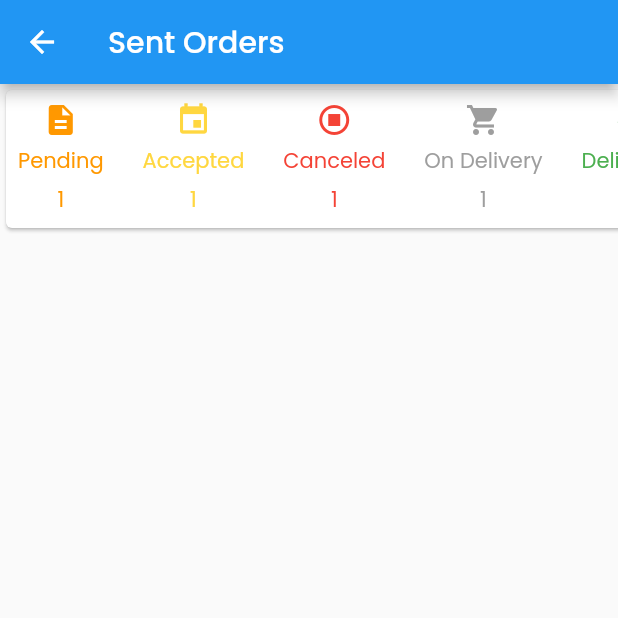
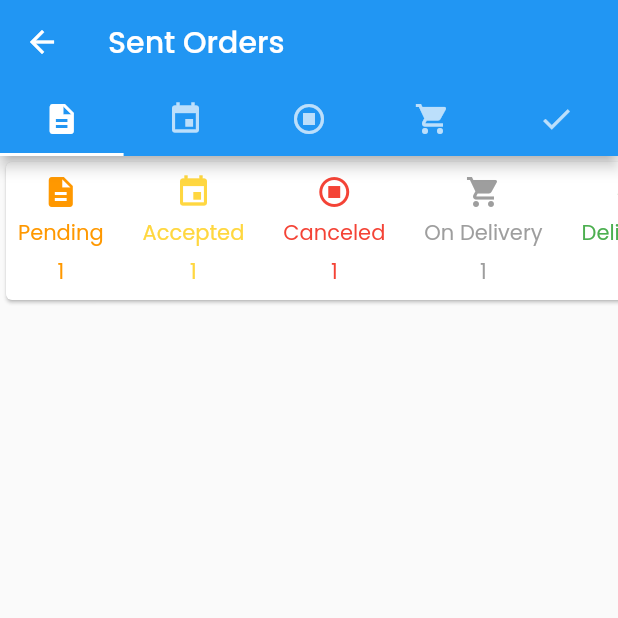
Before and after one commit to finalprojectG34/flutter, a Flutter app: the SentOrders screen opened directly, on a phone screen of 412 x 824 dp, the top half of it. Run offline on Flutter 3.47's test engine with Material 2 defaults, Android fonts, the phone set to English and light mode, and no system bars; drawn by our look-alikes of group_button; our stand-ins replace carousel_slider, dropdown_button2, equatable, firebase_auth, firebase_core, firebase_storage and 12 more; accounts and stored records are empty; network calls fail; statements that could not run were skipped.

Commit message:
created tabs for sent order page

```diff
--- a/lib/main.dart
+++ b/lib/main.dart
@@ -33,7 +33,7 @@ class _AppViewState extends State<AppView> {
   ValueNotifier<GraphQLClient> client = ValueNotifier(
     GraphQLClient(
       cache: GraphQLCache(),
-      link: HttpLink("http://192.168.0.196:8000/graphql"),
+      link: HttpLink("http://192.168.0.134:8000/graphql"),
     ),
   );
 
--- a/lib/src/packages/application_bindings.dart
+++ b/lib/src/packages/application_bindings.dart
@@ -77,7 +77,10 @@ class ApplicationBindings implements Bindings {
       fenix: true,
     );
     Get.lazyPut(
-      () => SearchController(itemRepository: _itemRepository),
+      () => SearchController(
+        itemRepository: _itemRepository,
+        itemOperation: ItemOperation(gqlClient: Client().connect),
+      ),
       fenix: true,
     );
     Get.lazyPut(
--- a/lib/src/packages/graphql_client.dart
+++ b/lib/src/packages/graphql_client.dart
@@ -1,7 +1,7 @@
 import 'package:flutter_secure_storage/flutter_secure_storage.dart';
 import 'package:graphql_flutter/graphql_flutter.dart';
 
-final HttpLink _httpLink = HttpLink('http://192.168.0.196:8000/graphql');
+final HttpLink _httpLink = HttpLink('http://192.168.0.134:8000/graphql');
 
 Link concat() {
   const storage = FlutterSecureStorage();
--- a/lib/src/screens/auth/login/loginCtx.dart
+++ b/lib/src/screens/auth/login/loginCtx.dart
@@ -65,6 +65,7 @@ class LoginController extends GetxController {
           maskType: EasyLoadingMaskType.black,
           duration: const Duration(seconds: 3));
     } catch (e) {
+      print(e);
       EasyLoading.showError('Connection error. Please try again',
           dismissOnTap: true,
           maskType: EasyLoadingMaskType.black,
--- a/lib/src/screens/order_page/sent_orders.dart
+++ b/lib/src/screens/order_page/sent_orders.dart
@@ -5,6 +5,7 @@ import 'package:group_button/group_button.dart';
 import 'package:sms/src/screens/order_page/order_page_ctx.dart';
 import 'package:sms/src/screens/order_page/sent_order_detail.dart';
 
+import 'sent_orders/sent_orders.dart';
 import 'single_order.dart';
 
 class SentOrders extends StatefulWidget {
@@ -23,7 +24,6 @@ class _SentOrdersState extends State<SentOrders> with TickerProviderStateMixin {
   @override
   void initState() {
     super.initState();
-    // orderPageController.getOrder("PENDING");
     // _tabController = TabController(length: 5, vsync: this);
   }
 
@@ -31,112 +31,30 @@ class _SentOrdersState extends State<SentOrders> with TickerProviderStateMixin {
 
   @override
   Widget build(BuildContext context) {
-    return Scaffold(
+    return DefaultTabController(
+      length: 5,
+      child: Scaffold(
         appBar: AppBar(
           title: const Text('Sent Orders'),
-      ),
-      body: GetX<OrderPageController>(
-        builder: (ctx) {
-          return RefreshIndicator(
-            onRefresh: () async {
-              await ctx.getOrder("PENDING");
-            },
-            child: ListView(
-              children: [
-                SingleChildScrollView(
-                  scrollDirection: Axis.horizontal,
-                  child: Card(
-                    child: GroupButton<Map<String, dynamic>>(
-                      buttons: const [
-                        {
-                          'name': 'Pending',
-                          'icon': Icons.description,
-                          'amount': 1,
-                          'color': Colors.orange,
-                          'value': "PENDING",
-                        },
-                        {
-                          'name': 'Accepted',
-                          'icon': Icons.event,
-                          'amount': 1,
-                          'color': Colors.amberAccent,
-                          'value': "ACCEPTED",
-                        },
-                        {
-                          'name': 'Canceled',
-                          'icon': Icons.stop_circle_outlined,
-                          'amount': 1,
-                          'color': Colors.red,
-                          'value': "CANCELED",
-                        },
-                        {
-                          'name': 'On Delivery',
-                          'icon': Icons.shopping_cart,
-                          'amount': 1,
-                          'color': Colors.grey,
-                          'value': "ON_DELIVERY",
-                        },
-                        {
-                          'name': 'Delivered',
-                          'icon': Icons.check,
-                          'amount': 1,
-                          'color': Colors.green,
-                          'value': "DELIVERED",
-                        },
+          bottom: const TabBar(
+            tabs: [
+              Tab(icon: Icon(Icons.description)),
+              Tab(icon: Icon(Icons.event)),
+              Tab(icon: Icon(Icons.stop_circle_outlined)),
+              Tab(icon: Icon(Icons.shopping_cart)),
+              Tab(icon: Icon(Icons.check)),
             ],
-                      onSelected: (data, index, isSelected) {
-                        ctx.getOrder(data['value']);
-                      },
-                      buttonBuilder: (selected, data, context) {
-                        return Container(
-                          padding: const EdgeInsets.all(8),
-                          decoration: BoxDecoration(
-                            borderRadius: BorderRadius.circular(10),
-                            color: selected ? Colors.green.shade100 : null,
-                          ),
-                          child: Column(
-                            children: [
-                              Icon(
-                                data['icon'],
-                                color: data['color'],
-                              ),
-                              const SizedBox(height: 5),
-                              Text(
-                                data['name'],
-                                style: TextStyle(
-                                  color: data['color'],
           ),
         ),
-                              const SizedBox(height: 5),
-                              Text(
-                                '${data['amount']}',
-                                style: TextStyle(
-                                  color: data['color'],
-                                ),
-                              )
+        body: TabBarView(
+          children: [
+            SentOrderStatus(status: "PENDING"),
+            SentOrderStatus(status: "ACCEPTED"),
+            SentOrderStatus(status: "CANCELED"),
+            SentOrderStatus(status: "ON_DELIVERY"),
+            SentOrderStatus(status: "DELIVERED"),
           ],
         ),
-                        );
-                      },
-                    ),
-                  ),
-                ),
-                if (ctx.isOrderLoading.isTrue)
-                  const Center(child: CircularProgressIndicator()),
-                if (ctx.isOrderLoading.isFalse)
-                  ...ctx.orderList!
-                      .map((order) => GestureDetector(
-                            onTap: () {
-                              ctx.getOrderById(order.id!);
-                              Get.to(() => const SentOrderDetail());
-                            },
-                            child: SingleOrder(order: order),
-                          ))
-                      .toList()
-              ],
-            ),
-          );
-        },
       ),
     );
   }
--- /dev/null
+++ b/lib/src/screens/order_page/sent_orders/sent_orders.dart
@@ -0,0 +1,134 @@
+import 'package:flutter/material.dart';
+import 'package:get/get.dart';
+import 'package:group_button/group_button.dart';
+
+import '../order_page_ctx.dart';
+import '../sent_order_detail.dart';
+import '../single_order.dart';
+
+class SentOrderStatus extends StatefulWidget {
+  final String status;
+  const SentOrderStatus({Key? key, required this.status}) : super(key: key);
+
+  @override
+  State<SentOrderStatus> createState() => _SentOrderStatusState();
+}
+
+class _SentOrderStatusState extends State<SentOrderStatus> {
+
+  OrderPageController orderPageController = Get.find();
+
+  @override
+  void initState() {
+    super.initState();
+    orderPageController.getOrder(widget.status);
+    // _tabController = TabController(length: 5, vsync: this);
+  }
+
+  @override
+  Widget build(BuildContext context) {
+    return GetX<OrderPageController>(
+      builder: (ctx) {
+        return RefreshIndicator(
+          onRefresh: () async {
+            await ctx.getOrder(widget.status);
+          },
+          child: ListView(
+            children: [
+              SingleChildScrollView(
+                scrollDirection: Axis.horizontal,
+                child: Card(
+                  child: GroupButton<Map<String, dynamic>>(
+                    buttons: const [
+                      {
+                        'name': 'Pending',
+                        'icon': Icons.description,
+                        'amount': 1,
+                        'color': Colors.orange,
+                        'value': "PENDING",
+                      },
+                      {
+                        'name': 'Accepted',
+                        'icon': Icons.event,
+                        'amount': 1,
+                        'color': Colors.amberAccent,
+                        'value': "ACCEPTED",
+                      },
+                      {
+                        'name': 'Canceled',
+                        'icon': Icons.stop_circle_outlined,
+                        'amount': 1,
+                        'color': Colors.red,
+                        'value': "CANCELED",
+                      },
+                      {
+                        'name': 'On Delivery',
+                        'icon': Icons.shopping_cart,
+                        'amount': 1,
+                        'color': Colors.grey,
+                        'value': "ON_DELIVERY",
+                      },
+                      {
+                        'name': 'Delivered',
+                        'icon': Icons.check,
+                        'amount': 1,
+                        'color': Colors.green,
+                        'value': "DELIVERED",
+                      },
+                    ],
+                    onSelected: (data, index, isSelected) {
+                      ctx.getOrder(data['value']);
+                    },
+                    buttonBuilder: (selected, data, context) {
+                      return Container(
+                        padding: const EdgeInsets.all(8),
+                        decoration: BoxDecoration(
+                          borderRadius: BorderRadius.circular(10),
+                          color: selected ? Colors.green.shade100 : null,
+                        ),
+                        child: Column(
+                          children: [
+                            Icon(
+                              data['icon'],
+                              color: data['color'],
+                            ),
+                            const SizedBox(height: 5),
+                            Text(
+                              data['name'],
+                              style: TextStyle(
+                                color: data['color'],
+                              ),
+                            ),
+                            const SizedBox(height: 5),
+                            Text(
+                              '${data['amount']}',
+                              style: TextStyle(
+                                color: data['color'],
+                              ),
+                            )
+                          ],
+                        ),
+                      );
+                    },
+                  ),
+                ),
+              ),
+              if (ctx.isOrderLoading.isTrue)
+                const Center(child: CircularProgressIndicator()),
+              if (ctx.isOrderLoading.isFalse)
+                ...ctx.orderList!
+                    .map((order) => GestureDetector(
+                  onTap: () {
+                    ctx.getOrderById(order.id!);
+                    Get.to(() => const SentOrderDetail());
+                  },
+                  child: SingleOrder(order: order),
+                ))
+                    .toList()
+            ],
+          ),
+        );
+      },
+    );
+  }
+}
--- a/lib/src/screens/profile_page/profile_page.dart
+++ b/lib/src/screens/profile_page/profile_page.dart
@@ -82,6 +82,9 @@ class ProfilePage extends StatelessWidget {
                   ),
                   Container(
                     margin: EdgeInsets.only(left: 30, right: 30, top: 130),
+                    decoration: BoxDecoration(
+                      borderRadius: BorderRadius.circular(25),
+                    ),
                     padding: EdgeInsets.all(20),
                     child: Column(
                       children: [Container()],
--- a/lib/src/screens/search_item/search_item_ctx.dart
+++ b/lib/src/screens/search_item/search_item_ctx.dart
@@ -1,24 +1,19 @@
 import 'package:get/get.dart';
-import 'package:graphql_flutter/graphql_flutter.dart';
 
 import '../../../data/data_access/item_operation.dart';
 import '../../../data/repository/item_repository.dart';
 
 class SearchController extends GetxController {
   final ItemRepository itemRepository;
+  final ItemOperation itemOperation;
 
-  SearchController({required this.itemRepository});
-
-  final GraphQLClient _gqlClient = GraphQLClient(
-      cache: GraphQLCache(),
-      link: HttpLink("http://192.168.0.172:8000/graphql"));
+  SearchController({required this.itemRepository, required this.itemOperation});
 
   RxBool isLoading = false.obs;
   RxMap<String, dynamic>? mockSearchItem = <String, dynamic>{}.obs;
 
   getMockSearchItems() async {
     isLoading(true);
-    ItemOperation itemOperation = ItemOperation(gqlClient: _gqlClient);
     Map<String, dynamic> result = await itemOperation.getMockSearchItems();
     mockSearchItem!(result);
     print('$mockSearchItem  pppppppppppppppppppppppppppppp');
```
Lines whose indentation alone changed are shown as unchanged.
